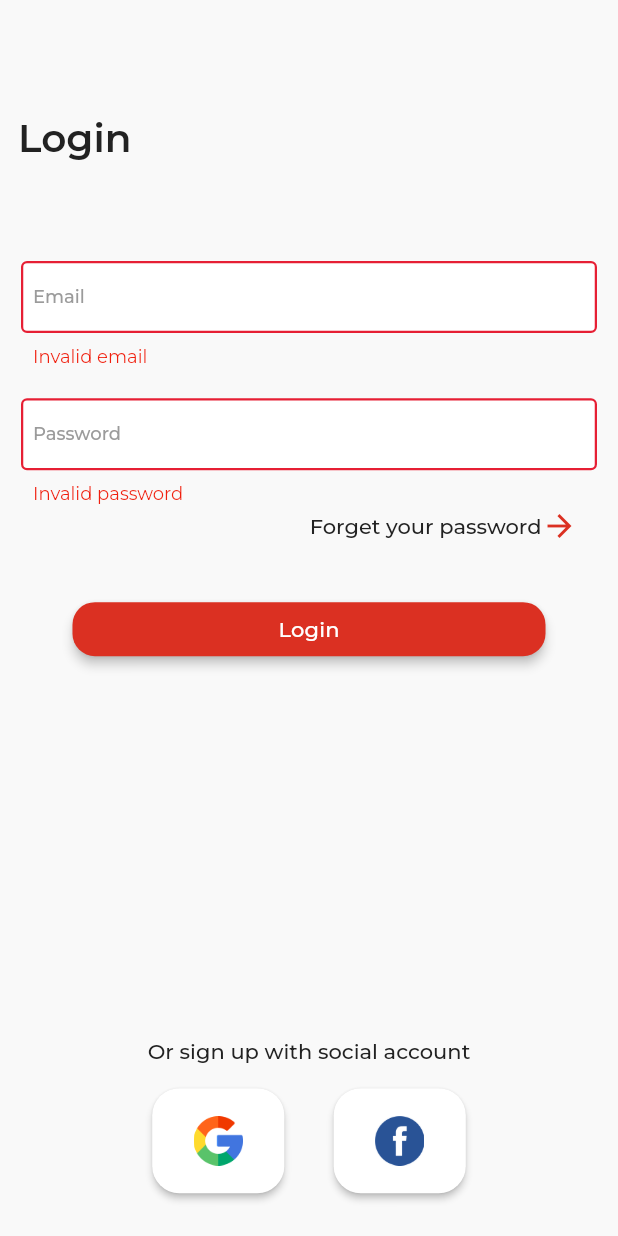
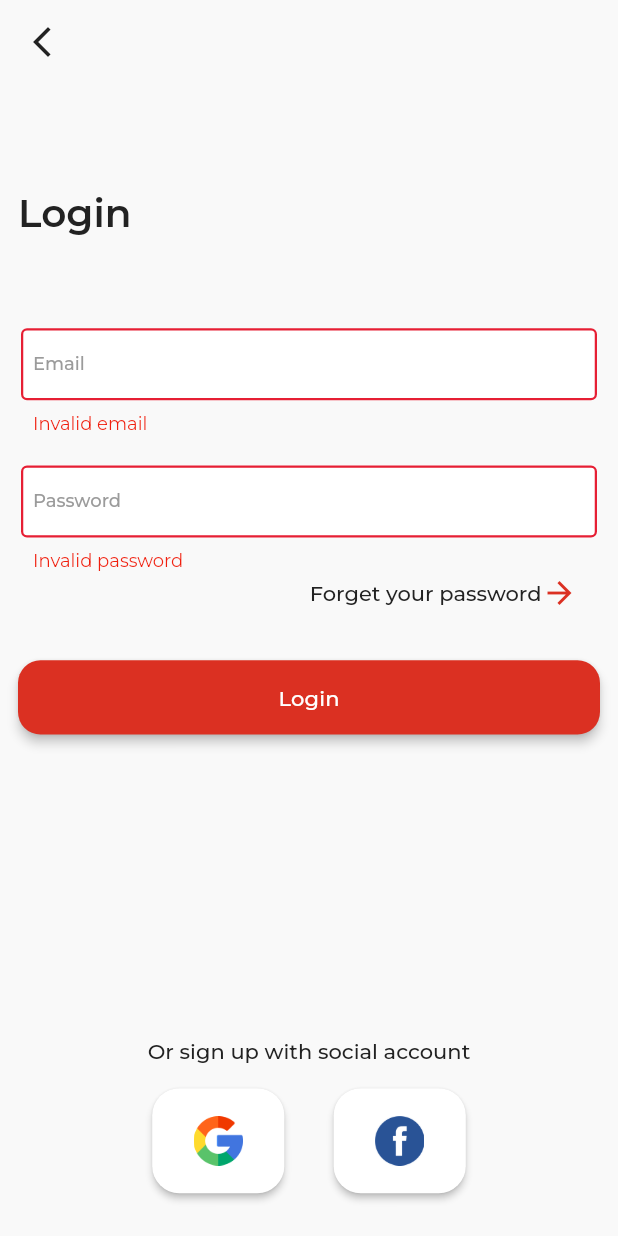
Before and after one commit to Nguyen-Loi/Flutter-Shop-meme, a Flutter app: the screen it shows after launch, after a tap on "Login", on a phone screen of 412 x 824 dp. Run offline on Flutter 3.47's test engine with Material 2 defaults, Android fonts, the phone set to English and light mode, and no system bars; our stand-ins replace easy_localization, shared_preferences, sizer.

Commit message:
3. Fix data structure

```diff
--- a/assets/translations/en.json
+++ b/assets/translations/en.json
@@ -31,5 +31,6 @@
   "about" : "About",
   "changeLanguage" : "Change language",
   "contactUs" : "Contact us",
-  "logout" : "Đăng Logout"
+  "logout" : "Logout",
+  "signupWithSocialAccount": "Or sign up with social account"
 }
--- a/assets/translations/vn.json
+++ b/assets/translations/vn.json
@@ -31,5 +31,6 @@
   "about" : "Về chúng tôi",
   "changeLanguage" : "Thay đổi ngôn ngữ",
   "contactUs" : "Liên hệ",
-  "logout" : "Đăng xuất"
+  "logout" : "Đăng xuất",
+  "signupWithSocialAccount": "Đăng nhập với nền tảng"
 }
--- a/lib/view/login/login.dart
+++ b/lib/view/login/login.dart
@@ -1,16 +1,13 @@
+import 'package:easy_localization/easy_localization.dart';
 import 'package:flutter/material.dart';
-import 'package:list_tile_switch/list_tile_switch.dart';
 import 'package:provider/provider.dart';
-import 'package:shared_preferences/shared_preferences.dart';
 import 'package:shop_meme/view/resources/assets_manager.dart';
 import 'package:shop_meme/view/resources/color_manager.dart';
 import 'package:shop_meme/view/resources/dark_theme_provider.dart';
 import 'package:shop_meme/view/resources/locale_keys.dart';
-import 'package:shop_meme/view/resources/styles_manager.dart';
 import 'package:shop_meme/view/resources/valid_data_manager.dart';
 import 'package:shop_meme/view/resources/values_manager.dart';
-import 'package:easy_localization/easy_localization.dart';
-import 'package:flutter_phoenix/flutter_phoenix.dart';
+import 'package:shop_meme/view/widget/button_primary.dart';
 
 class Login extends StatefulWidget {
   const Login({Key? key}) : super(key: key);
@@ -24,13 +21,6 @@ class _LoginState extends State<Login> {
   String _emailAddress = '';
   String _password = '';
   final _formKey = GlobalKey<FormState>();
-
-  @override
-  void initState() {
-    // TODO: implement initState
-    super.initState();
-    // getAppLanguage();
-  }
 
   @override
   void dispose() {
@@ -51,6 +41,10 @@ class _LoginState extends State<Login> {
     final themeChange = Provider.of<DarkThemeProvider>(context);
     return Scaffold(
       resizeToAvoidBottomInset: false,
+      appBar: AppBar(
+       leading:  Icon(Icons.arrow_back_ios_new,),
+
+      ),
       body: Padding(
         padding: EdgeInsets.all(AppSize.s12),
         child: Column(
@@ -71,44 +65,34 @@ class _LoginState extends State<Login> {
                     key: _formKey,
                     child: Column(
                       children: [
-                        Padding(
-                          padding: const EdgeInsets.all(2.0),
-                          child: TextFormField(
-                            key: const ValueKey('email'),
-                            validator: (value) =>ValidDator.validatorEmail(value!)
-                                  ? null
-                                  : LocaleKeys.invalidEmail.tr()
-                            ,
-                            textInputAction: TextInputAction.next,
-                            onEditingComplete: () => FocusScope.of(context)
-                                .requestFocus(_passwordFocusNode),
-                            keyboardType: TextInputType.emailAddress,
-                            decoration: InputDecoration(
-                              labelText: LocaleKeys.emailHint.tr(),
-                            ),
-                            onSaved: (value) {
-                              _emailAddress = value!;
-                            },
-                          ),
+                        TextFieldData(
+                            valueKey: 'email',
+                            validator: ValidDator.validatorEmail,
+                            strForcusNode: _passwordFocusNode,
+                            labelText: LocaleKeys.emailHint.tr(),
+                            getValue: (value) {
+                              _emailAddress = value;
+                            }),
+                        SizedBox(
+                          height: AppSizeHeight.h2,
                         ),
-                        SizedBox(height: AppSizeHeight.h2,),
                         Padding(
                           padding: const EdgeInsets.all(2.0),
                           child: TextFormField(
                             key: const ValueKey('Password'),
                             validator: (value) =>
-                                ValidDator.validatorPassword(value!)
+                                ValidDator.checkPassword(value!)
                                     ? null
                                     : LocaleKeys.passwordError.tr(),
                             keyboardType: TextInputType.emailAddress,
                             focusNode: _passwordFocusNode,
+                            obscureText: true,
                             decoration: InputDecoration(
                               labelText: LocaleKeys.password.tr(),
                             ),
                             onSaved: (value) {
                               _password = value!;
                             },
-                            onEditingComplete: _submitForm,
                           ),
                         ),
                         Row(
@@ -123,27 +107,14 @@ class _LoginState extends State<Login> {
                               Icons.arrow_forward_outlined,
                               color: Theme.of(context).primaryColor,
                             ),
-                            SizedBox(width: 15),
+                            const SizedBox(width: 15),
                           ],
                         ),
                         SizedBox(
                           height: AppSizeHeight.h4,
                         ),
-                        MaterialButton(
-                            elevation: 3,
-                            padding: EdgeInsets.symmetric(
-                                horizontal:
-                                    MediaQuery.of(context).size.width / 3),
-                            color: ColorManager.primary,
-                            shape: RoundedRectangleBorder(
-                                borderRadius: BorderRadius.circular(15)),
-                            child: Text(
-                              LocaleKeys.login,
-                              style: Theme.of(context).textTheme.subtitle2,
-                            ).tr(),
-                            onPressed: () {
-                              _submitForm();
-                            })
+                        ButtonPrimary(
+                            label: LocaleKeys.login, onPressed: _submitForm)
                       ],
                     ))),
             Flexible(
@@ -154,7 +125,7 @@ class _LoginState extends State<Login> {
                     mainAxisAlignment: MainAxisAlignment.end,
                     children: [
                       Text(
-                        'Or sign up with social account',
+                        LocaleKeys.signupWithSocialAccount.tr(),
                         style: Theme.of(context).textTheme.subtitle1,
                       ),
                       SizedBox(
@@ -214,3 +185,38 @@ class _LoginState extends State<Login> {
     );
   }
 }
+
+class TextFieldData extends StatelessWidget {
+  final String valueKey;
+  // final Function(String value) validator;
+  final String? Function(String?)? validator;
+  final FocusNode strForcusNode;
+  final String labelText;
+  final Function(String value) getValue;
+  const TextFieldData({
+    Key? key,
+    required this.valueKey,
+    required this.validator,
+    required this.strForcusNode,
+    required this.labelText,
+    required this.getValue,
+  }) : super(key: key);
+
+  @override
+  Widget build(BuildContext context) {
+    return Padding(
+      padding: const EdgeInsets.all(2.0),
+      child: TextFormField(
+          key: ValueKey(valueKey),
+          validator: validator,
+          textInputAction: TextInputAction.next,
+          onEditingComplete: () =>
+              FocusScope.of(context).requestFocus(strForcusNode),
+          keyboardType: TextInputType.emailAddress,
+          decoration: InputDecoration(
+            labelText: labelText,
+          ),
+          onSaved: (d) => getValue(d!)),
+    );
+  }
+}
--- a/lib/view/resources/locale_keys.dart
+++ b/lib/view/resources/locale_keys.dart
@@ -33,5 +33,6 @@ abstract class  LocaleKeys {
   static const changeLanguage = 'changeLanguage';
   static const contactUs = 'contactUs';
   static const logout = 'logout';
+  static const signupWithSocialAccount = 'signupWithSocialAccount';
 
 }
--- a/lib/view/resources/theme_manager.dart
+++ b/lib/view/resources/theme_manager.dart
@@ -17,7 +17,6 @@ class Styles {
       indicatorColor: isDarkTheme ? Color(0xff0E1D36) : ColorManager.white,
       buttonColor: isDarkTheme ? Color(0xff3B3B3B) : ColorManager.primary,
       hintColor: isDarkTheme ? Colors.grey.shade300 : ColorManager.grey,
-      highlightColor: isDarkTheme ? Color(0xff372901) : ColorManager.green,
       hoverColor: isDarkTheme ? Color(0xff3A3A3B) : ColorManager.black,
       focusColor: isDarkTheme ? Color(0xff0B2512) : ColorManager.black,
       disabledColor: ColorManager.grey,
@@ -43,7 +42,12 @@ class Styles {
               primary: ColorManager.primary,
               shape: RoundedRectangleBorder(
                   borderRadius: BorderRadius.circular(AppSize.s12)))),
-
+appBarTheme: AppBarTheme(
+   iconTheme:isDarkTheme? IconThemeData(color: Colors.black):IconThemeData(color: ColorManager.black),
+  backgroundColor:isDarkTheme ? ColorManager.whiteBackground:ColorManager.whiteBackground,
+       elevation: 0,
+       titleTextStyle: TextStyle(color: isDarkTheme ? Colors.white: ColorManager.black),
+),
       // Text theme
       textTheme: TextTheme(
           headline1: getSemiBoldStyle(
@@ -65,6 +69,7 @@ class Styles {
 
       inputDecorationTheme: InputDecorationTheme(
         contentPadding: EdgeInsets.all(AppSize.s8),
+        hoverColor: ColorManager.white,
         // hint style
         hintStyle: getRegularStyle(color: ColorManager.grey, fontSize: FontSize.s14),
         // label style
@@ -75,9 +80,9 @@ class Styles {
         labelStyle: getMediumStyle(color: ColorManager.grey),
         // error style
         errorStyle: getRegularStyle(color: ColorManager.red),
-
         // error border
         errorBorder: OutlineInputBorder(
+
             borderSide:
                 BorderSide(color: ColorManager.error, width: AppSize.s1_5),),
         // focused error border
@@ -89,5 +94,6 @@ class Styles {
 
 
     );
+
   }
 }
--- a/lib/view/resources/valid_data_manager.dart
+++ b/lib/view/resources/valid_data_manager.dart
@@ -1,15 +1,21 @@
+import 'package:shop_meme/view/resources/locale_keys.dart';
+import 'package:easy_localization/easy_localization.dart';
+
 class ValidDator {
-  static bool validatorEmail(String value) {
+  static bool checkEmail(String value) {
     Pattern pattern =
         r'^(([^<>()[\]\\.,;:\s@\"]+(\.[^<>()[\]\\.,;:\s@\"]+)*)|(\".+\"))@((\[[0-9]{1,3}\.[0-9]{1,3}\.[0-9]{1,3}\.[0-9]{1,3}\])|(([a-zA-Z\-0-9]+\.)+[a-zA-Z]{2,}))$';
     RegExp regex = RegExp(pattern.toString());
     return (!regex.hasMatch(value)) ? false : true;
   }
 
-  static bool validatorPassword(String value) {
+  static bool checkPassword(String value) {
     if (value.isEmpty || value.length < 7) {
       return false;
     }
     return true;
   }
+
+  static String? validatorEmail(String? value) =>
+      ValidDator.checkEmail(value!) ? null : LocaleKeys.invalidEmail.tr();
 }
--- a/lib/view/resources/values_manager.dart
+++ b/lib/view/resources/values_manager.dart
@@ -12,6 +12,7 @@ class AppSizeWidth {
 class AppSizeHeight {
   static double h2 = 2.0.h;
   static double h4 = 4.0.h;
+  static double h6 = 6.0.h;
   static double h8 = 8.0.h;
   static double h12 = 12.0.h;
   static double h14 = 14.0.h;
--- /dev/null
+++ b/lib/view/widget/button_primary.dart
@@ -0,0 +1,32 @@
+import 'package:flutter/material.dart';
+import 'package:shop_meme/view/resources/color_manager.dart';
+import 'package:shop_meme/view/resources/values_manager.dart';
+import 'package:easy_localization/easy_localization.dart';
+
+class ButtonPrimary extends StatelessWidget {
+  final String label;
+  final Function() onPressed;
+  const ButtonPrimary({
+    Key? key,
+    required this.label,
+    required this.onPressed,
+  }) : super(key: key);
+
+  @override
+  Widget build(BuildContext context) {
+    return SizedBox(
+      width: MediaQuery.of(context).size.width,
+      height: AppSizeHeight.h6,
+      child: MaterialButton(
+          elevation: 3,
+          color: ColorManager.primary,
+          shape:
+              RoundedRectangleBorder(borderRadius: BorderRadius.circular(15)),
+          child: Text(
+            label,
+            style: Theme.of(context).textTheme.subtitle2,
+          ).tr(),
+          onPressed: onPressed),
+    );
+  }
+}
```
